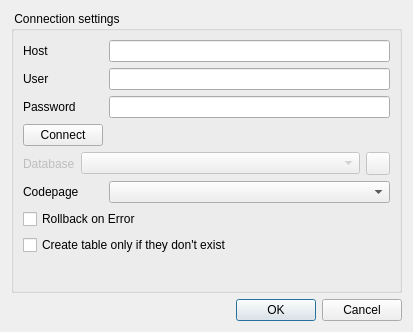
Qt form InjectSqlDialog.ui (fritzone/ddm) before a commit.
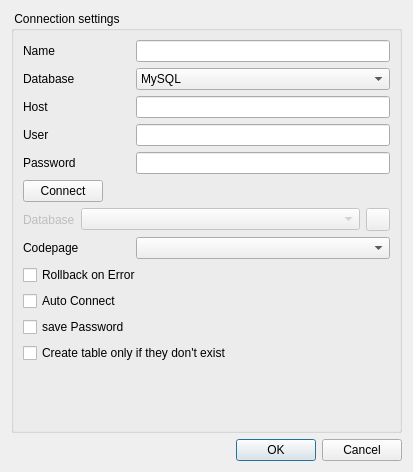
The same form after that commit. Icons and pictures are not drawn.

Commit message: worked on the connection manager

```diff
--- a/InjectSqlDialog.ui
+++ b/InjectSqlDialog.ui
@@ -7,7 +7,7 @@
     <x>0</x>
     <y>0</y>
     <width>413</width>
-    <height>332</height>
+    <height>472</height>
    </rect>
   </property>
   <property name="windowTitle">
@@ -20,48 +20,68 @@
       <string> Connection settings </string>
      </property>
      <layout class="QFormLayout" name="formLayout">
-      <item row="0" column="0">
+      <property name="fieldGrowthPolicy">
+       <enum>QFormLayout::AllNonFixedFieldsGrow</enum>
+      </property>
+      <item row="2" column="0">
+       <widget class="QLabel" name="lblDatabaseType">
+        <property name="text">
+         <string>Database</string>
+        </property>
+       </widget>
+      </item>
+      <item row="2" column="1">
+       <widget class="QComboBox" name="cmbDatabase">
+        <item>
+         <property name="text">
+          <string>MySQL</string>
+         </property>
+         <property name="icon">
+          <iconset resource="dbm.qrc">
+           <normaloff>:/images/actions/images/small/mysql.png</normaloff>:/images/actions/images/small/mysql.png</iconset>
+         </property>
+        </item>
+       </widget>
+      </item>
+      <item row="3" column="0">
        <widget class="QLabel" name="label">
         <property name="text">
          <string>Host</string>
         </property>
        </widget>
       </item>
-      <item row="0" column="1">
-       <widget class="QLineEdit" name="txtDatabaseHost"/>
-      </item>
-      <item row="1" column="0">
+      <item row="4" column="0">
        <widget class="QLabel" name="label_4">
         <property name="text">
          <string>User</string>
         </property>
        </widget>
       </item>
-      <item row="1" column="1">
+      <item row="4" column="1">
        <widget class="QLineEdit" name="txtDatabaseUser"/>
       </item>
-      <item row="2" column="0">
+      <item row="5" column="0">
        <widget class="QLabel" name="label_5">
         <property name="text">
          <string>Password</string>
         </property>
        </widget>
       </item>
-      <item row="2" column="1">
+      <item row="5" column="1">
        <widget class="QLineEdit" name="txtDatabasePassword">
         <property name="echoMode">
          <enum>QLineEdit::Password</enum>
         </property>
        </widget>
       </item>
-      <item row="3" column="0">
+      <item row="6" column="0">
        <widget class="QPushButton" name="btnConnect">
         <property name="text">
          <string>Connect</string>
         </property>
        </widget>
       </item>
-      <item row="4" column="0" colspan="2">
+      <item row="7" column="0" colspan="2">
        <layout class="QFormLayout" name="formLayout_2">
         <property name="fieldGrowthPolicy">
          <enum>QFormLayout::AllNonFixedFieldsGrow</enum>
@@ -115,30 +135,57 @@
         </item>
        </layout>
       </item>
-      <item row="5" column="0">
+      <item row="8" column="0">
        <widget class="QLabel" name="label_2">
         <property name="text">
          <string>Codepage</string>
         </property>
        </widget>
       </item>
-      <item row="5" column="1">
+      <item row="8" column="1">
        <widget class="QComboBox" name="cmbCharacterSets"/>
       </item>
-      <item row="6" column="0" colspan="2">
+      <item row="9" column="0" colspan="2">
        <widget class="QCheckBox" name="chkRollbackOnError">
         <property name="text">
          <string>Rollback on Error</string>
         </property>
        </widget>
       </item>
-      <item row="7" column="0" colspan="2">
+      <item row="12" column="0" colspan="2">
        <widget class="QCheckBox" name="chkOnlyIfNotExist">
         <property name="text">
          <string>Create table only if they don't exist</string>
         </property>
        </widget>
       </item>
+      <item row="3" column="1">
+       <widget class="QLineEdit" name="txtDatabaseHost"/>
+      </item>
+      <item row="0" column="1">
+       <widget class="QLineEdit" name="txtConnectionName"/>
+      </item>
+      <item row="0" column="0">
+       <widget class="QLabel" name="lblConnectionName">
+        <property name="text">
+         <string>Name</string>
+        </property>
+       </widget>
+      </item>
+      <item row="10" column="0">
+       <widget class="QCheckBox" name="chkAutoConnect">
+        <property name="text">
+         <string>Auto Connect</string>
+        </property>
+       </widget>
+      </item>
+      <item row="11" column="0">
+       <widget class="QCheckBox" name="chkSavePassword">
+        <property name="text">
+         <string>save Password</string>
+        </property>
+       </widget>
+      </item>
      </layout>
     </widget>
    </item>
```
Left out of the diff: 22 changed lines with no effect on the pictures. The commit also changes 29 other files.
